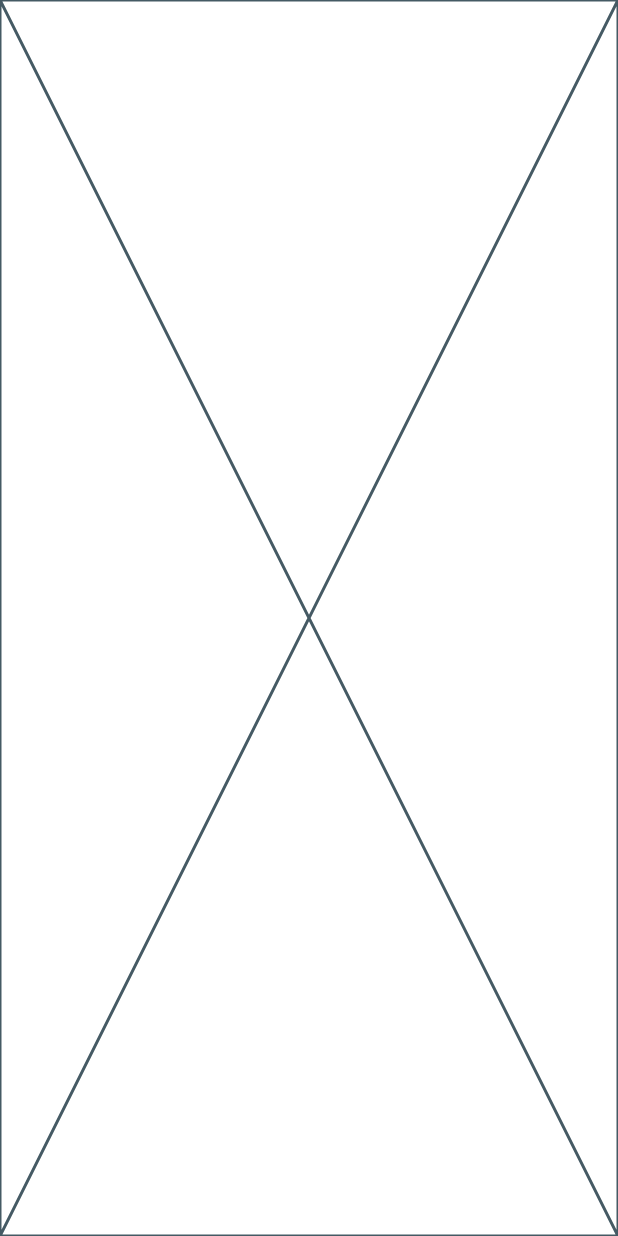
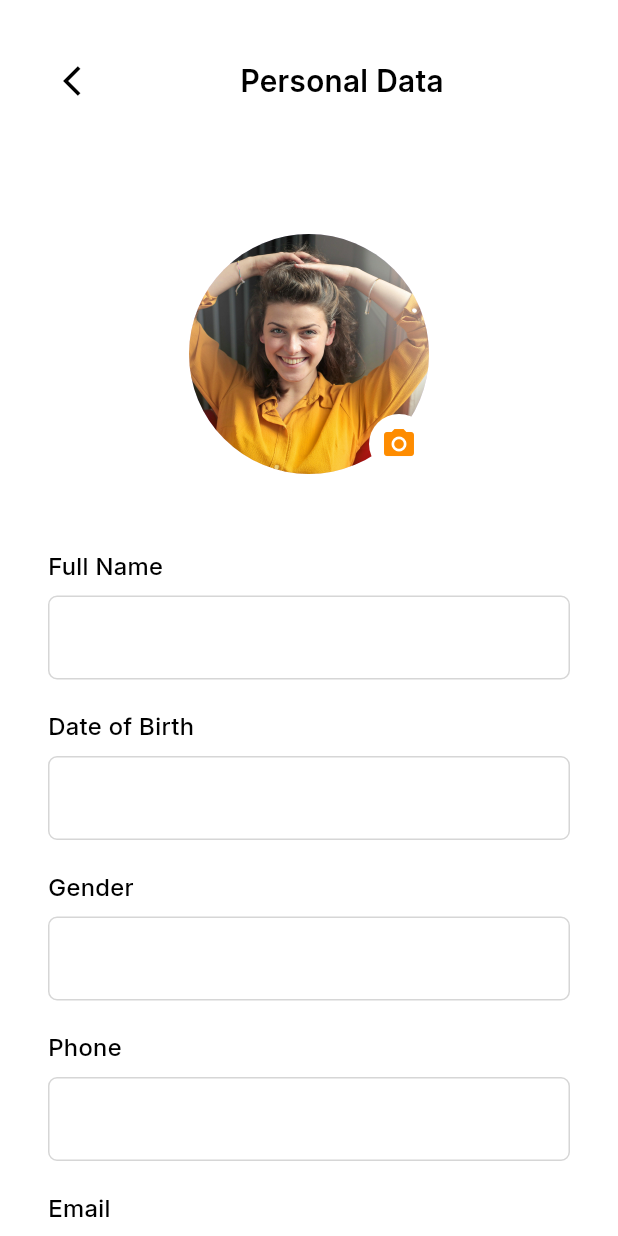
Before and after one commit to MohamedEssami20/delivery_food, a Flutter app: the PersonalDataView screen opened by its route, on a phone screen of 412 x 824 dp. Run offline on Flutter 3.47's test engine with Material 3 defaults, Android fonts, the phone set to English and light mode, and no system bars; our stand-ins replace cloud_firestore, dartz, dots_indicator, firebase_auth, firebase_core, flutter_bloc and 5 more; missing offline and left inert: flutter_facebook_auth, mailer, svg_flutter; accounts and stored records are empty.

Commit message:
finish personal data view

```diff
--- a/lib/features/profile/presentation/views/widgets/personal_data_view_body.dart
+++ b/lib/features/profile/presentation/views/widgets/personal_data_view_body.dart
@@ -1,10 +1,127 @@
+import 'package:delivery_food/core/utils/widgets/custom_app_bar.dart';
+import 'package:delivery_food/core/utils/widgets/custom_button.dart';
+import 'package:delivery_food/core/utils/widgets/custom_text_field.dart';
+import 'package:delivery_food/features/profile/presentation/views/widgets/profile_image.dart';
 import 'package:flutter/material.dart';
+
+import '../../../../../core/utils/app_text_styles.dart';
 
 class PersonalDataViewBody extends StatelessWidget {
   const PersonalDataViewBody({super.key});
 
   @override
   Widget build(BuildContext context) {
-    return const Placeholder();
+    return SafeArea(
+      minimum: const EdgeInsets.only(top: 32),
+      child: SingleChildScrollView(
+        padding: const EdgeInsets.symmetric(horizontal: 32),
+        child: Column(
+          crossAxisAlignment: CrossAxisAlignment.start,
+          children: [
+            const CustomAppBar(actions: SizedBox(), title: "Personal Data"),
+            const SizedBox(
+              height: 80,
+            ),
+            const Center(
+              child: ProfileImage(),
+            ),
+            const SizedBox(
+              height: 50,
+            ),
+            Text(
+              'Full Name',
+              style: AppTextStyles.medium14.copyWith(
+                color: Colors.black,
+                fontSize: 16,
+              ),
+            ),
+            const SizedBox(
+              height: 8,
+            ),
+            const CustomTextField(
+              hintText: "",
+              keyboardType: TextInputType.text,
+            ),
+            const SizedBox(
+              height: 20,
+            ),
+            Text(
+              'Date of Birth',
+              style: AppTextStyles.medium14.copyWith(
+                color: Colors.black,
+                fontSize: 16,
+              ),
+            ),
+            const SizedBox(
+              height: 8,
+            ),
+            const CustomTextField(
+              hintText: "",
+              keyboardType: TextInputType.text,
+            ),
+            const SizedBox(
+              height: 20,
+            ),
+            Text(
+              'Gender',
+              style: AppTextStyles.medium14.copyWith(
+                color: Colors.black,
+                fontSize: 16,
+              ),
+            ),
+            const SizedBox(
+              height: 8,
+            ),
+            const CustomTextField(
+              hintText: "",
+              keyboardType: TextInputType.text,
+            ),
+            const SizedBox(
+              height: 20,
+            ),
+            Text(
+              'Phone',
+              style: AppTextStyles.medium14.copyWith(
+                color: Colors.black,
+                fontSize: 16,
+              ),
+            ),
+            const SizedBox(
+              height: 8,
+            ),
+            const CustomTextField(
+              hintText: "",
+              keyboardType: TextInputType.text,
+            ),
+            const SizedBox(
+              height: 20,
+            ),
+            Text(
+              'Email',
+              style: AppTextStyles.medium14.copyWith(
+                color: Colors.black,
+                fontSize: 16,
+              ),
+            ),
+            const SizedBox(
+              height: 8,
+            ),
+            const CustomTextField(
+              hintText: "",
+              keyboardType: TextInputType.text,
+            ),
+            const SizedBox(
+              height: 50,
+            ),
+            Center(
+              child: CustomButton(
+                title: "Save",
+                onPressed: () {},
+              ),
+            )
+          ],
+        ),
+      ),
+    );
   }
 }
--- a/lib/features/profile/presentation/views/widgets/profile_view_body.dart
+++ b/lib/features/profile/presentation/views/widgets/profile_view_body.dart
@@ -1,4 +1,5 @@
 import 'package:delivery_food/core/utils/app_text_styles.dart';
+import 'package:delivery_food/features/profile/presentation/views/personal_data_view.dart';
 import 'package:flutter/material.dart';
 import '../app_settings.dart';
 import 'profile_information.dart';
@@ -31,7 +32,9 @@ class ProfileViewBody extends StatelessWidget {
           ProfileItem(
             title: 'Personal Data',
             icon: Icons.person_outline,
-            onTap: () {},
+            onTap: () {
+              Navigator.pushNamed(context, PersonalDataView.routeName);
+            },
           ),
           const SizedBox(
             height: 20,
```
